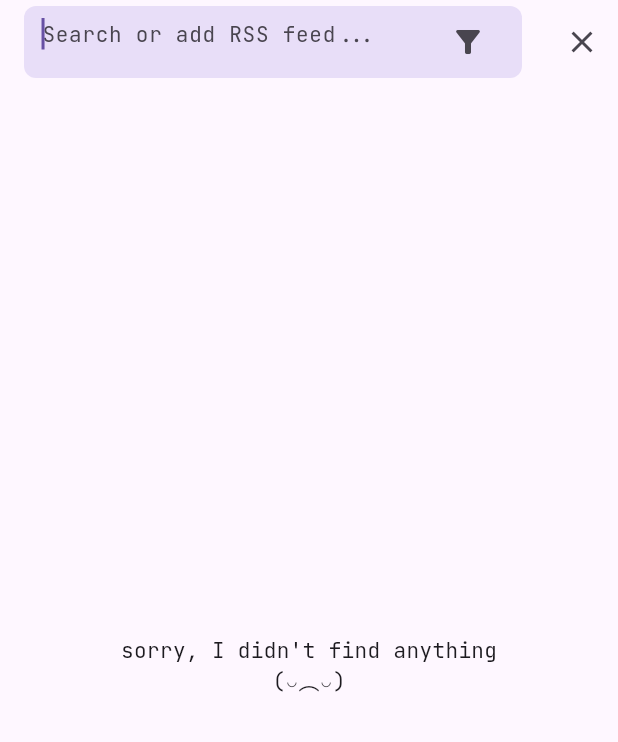
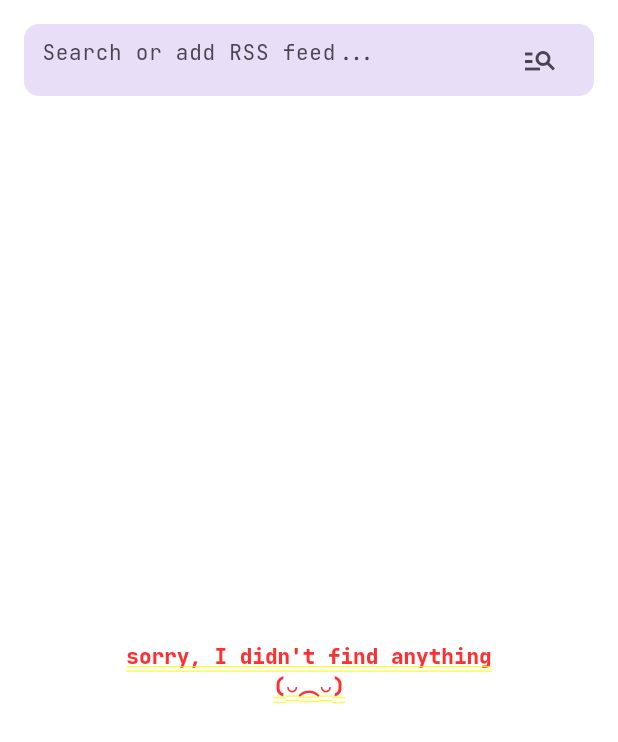
Before and after one commit to Kero2375/podcasks, a Flutter app: the SearchPage screen opened by its route, on a phone screen of 412 x 824 dp. Shown: the top 742 px of the screen. Run offline on Flutter 3.47's test engine with Material 3 defaults, Android fonts, the phone set to English and light mode, and no system bars; drawn by our look-alikes of dynamic_color; our stand-ins replace audio_service, file_picker, flutter_html, flutter_riverpod, flutter_svg, get_it and 5 more; missing offline and left inert: app_settings, flutter_downloader, podcast_search; accounts and stored records are empty; generated files the repository leaves out were written again.

Commit message:
adapted search page to new ui [WIP]

```diff
--- a/lib/ui/pages/podcast/podcast_page.dart
+++ b/lib/ui/pages/podcast/podcast_page.dart
@@ -152,6 +152,7 @@ class _PodcastPageState extends ConsumerState<PodcastPage> {
                 controller: vm.searchController!,
                 hint: context.l10n!.searchIn(title ?? context.l10n!.podcast),
                 search: vm.search,
+                  clear: vm.clearText,
               ),
               actions: [
                 IconButton(
--- a/lib/ui/pages/search/search_page.dart
+++ b/lib/ui/pages/search/search_page.dart
@@ -1,48 +1,54 @@
 import 'package:flutter/material.dart';
 import 'package:flutter_riverpod/flutter_riverpod.dart';
 import 'package:podcasks/ui/common/themes.dart';
+import 'package:podcasks/ui/pages/bottom_navigation/bottom_bar.dart';
 import 'package:podcasks/ui/pages/search/search_text_field.dart';
 import 'package:podcasks/ui/pages/search/search_list.dart';
 import 'package:podcasks/ui/vms/search_vm.dart';
 import 'package:podcasks/ui/vms/vm.dart';
 import 'package:podcasks/utils.dart';
 
-class SearchPage extends ConsumerWidget {
+class SearchPage extends StatelessWidget {
   static const route = "/search_page";
 
   const SearchPage({super.key});
 
+  /// ------------------ TODO ---------------
+  /// remove scaffold
+  /// move bar on top of list
+  /// fix expanded errors?
+  /// make only list watching searchViewmodel? -> Consumer(...)
+
   @override
-  Widget build(BuildContext context, WidgetRef ref) {
+  Widget build(BuildContext context) {
+    return Padding(
+      padding: const EdgeInsets.only(top: 8.0),
+      child: Column(
+        children: [
+          Consumer(
+            builder: (BuildContext context, WidgetRef ref, Widget? child) {
               final vm = ref.watch(searchViewmodel);
-    final bool isEmpty = vm.searchBarController.text.trim() == '';
-
-    return Scaffold(
-      appBar: AppBar(
-        automaticallyImplyLeading: false,
-        actions: [
-          IconButton(
-            onPressed: () {
-              if (isEmpty) {
-                Navigator.pop(context);
-              } else {
-                vm.clearText();
-              }
-            },
-            icon: Icon(isEmpty ? Icons.close : Icons.backspace),
+              return Padding(
+                padding: const EdgeInsets.symmetric(
+                  horizontal: 16,
+                  vertical: 8,
                 ),
-        ],
-        title: SearchTextField(
+                child: SearchTextField(
                   controller: vm.searchBarController,
                   search: vm.search,
                   init: vm.init,
                   hint: context.l10n!.searchOrRssHint,
                   showFilters: true,
+                  clear: vm.clearText,
                 ),
+              );
+            },
           ),
-      body: Padding(
-        padding: const EdgeInsets.only(top: 8.0),
-        child: vm.state == UiState.loading
+          Expanded(
+            child: Consumer(
+              builder: (BuildContext context, WidgetRef ref, Widget? child) {
+                final vm = ref.watch(searchViewmodel);
+                return vm.state == UiState.loading
                     ? const Center(
                         child: CircularProgressIndicator(),
                       )
@@ -63,7 +69,11 @@ class SearchPage extends ConsumerWidget {
                               ],
                             ),
                           )
-                : SearchList(items: vm.searched),
+                        : SearchList(items: vm.searched);
+              },
+            ),
+          ),
+        ],
       ),
     );
   }
--- a/lib/ui/pages/search/search_text_field.dart
+++ b/lib/ui/pages/search/search_text_field.dart
@@ -8,6 +8,7 @@ class SearchTextField extends StatelessWidget {
   final Function? init;
   final bool showFilters;
   final String hint;
+  final Function? clear;
 
   const SearchTextField({
     super.key,
@@ -16,31 +17,51 @@ class SearchTextField extends StatelessWidget {
     this.search,
     this.init,
     this.showFilters = false,
+    required this.clear,
   });
 
   @override
   Widget build(BuildContext context) {
+    final bool isEmpty = controller.text.trim() == '';
     return Container(
       decoration: BoxDecoration(
-        borderRadius: BorderRadius.circular(8),
+        borderRadius: BorderRadius.circular(10),
         color: Theme.of(context).colorScheme.secondaryContainer,
       ),
       padding: const EdgeInsets.symmetric(horizontal: 12),
       child: TextField(
-        autofocus: true,
+        // autofocus: true,
         decoration: InputDecoration(
           focusedBorder: InputBorder.none,
           border: InputBorder.none,
           hintText: hint,
-          suffixIcon: showFilters
-              ? IconButton(
-                  onPressed: () => showDialog(
-                    context: context,
-                    builder: (context) => const FiltersDialog(),
+          // icon: Icon(
+          //   Icons.search,
+          //   color: Theme.of(context).colorScheme.onBackground.withOpacity(.5),
+          // ),
+          suffixIcon: SizedBox(
+            width: 100,
+            child: Row(
+              mainAxisAlignment: MainAxisAlignment.end,
+              children: [
+                if (showFilters)
+                  IconButton(
+                    onPressed: () => showDialog(
+                      context: context,
+                      builder: (context) => const FiltersDialog(),
+                    ),
+                    icon: const Icon(Icons.manage_search_sharp),
                   ),
-                  icon: const Icon(Icons.filter_alt),
-                )
-              : null,
+                if (!isEmpty)
+                  IconButton(
+                    onPressed: () {
+                      clear?.call();
+                    },
+                    icon: const Icon(Icons.backspace),
+                  ),
+              ],
+            ),
+          ),
         ),
         style: textStyleBody,
         controller: controller,
--- a/lib/ui/vms/podcast_vm.dart
+++ b/lib/ui/vms/podcast_vm.dart
@@ -103,4 +103,9 @@ class PodcastViewmodel extends ListViewmodel {
     initEpisodesList();
     success();
   }
+
+  clearText() {
+    _searchController?.clear();
+    notifyListeners();
+  }
 }
```
Also changed, not shown: home/kero/flutter/podcasts/daemon_log.txt (+15 -18 lines), lib/ui/common/app_bar.dart (+5 -5 lines), lib/ui/pages/bottom_navigation/bottom_bar.dart (added, +73 -0 lines), lib/ui/pages/bottom_navigation/tab_icon.dart (added, +26 -0 lines), lib/ui/pages/home/home_content.dart (added, +10 -0 lines), lib/ui/pages/home/home_page.dart (+125 -151 lines), lib/ui/vms/home_vm.dart (+15 -0 lines), 1 other file. Lines whose indentation alone changed are shown as unchanged.
